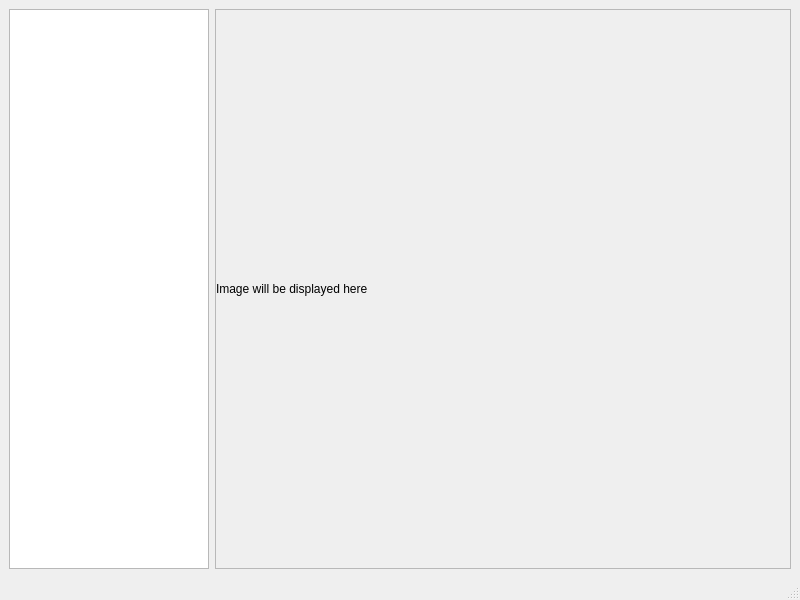
Above: slide_analysis/UI/main_layout.ui from Vozf/full-slide-image-analysis before the change. Below: the same form after it.
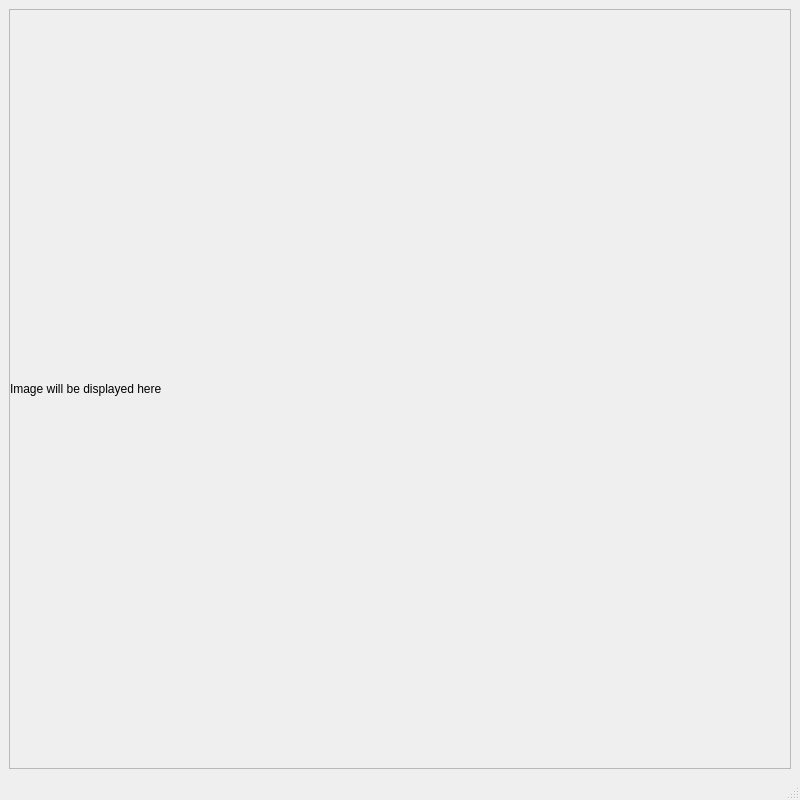
That is the form after the change.

Commit message: added top n UI representation. Minor Ui fixes

```diff
--- a/slide_analysis/UI/main_layout.ui
+++ b/slide_analysis/UI/main_layout.ui
@@ -7,7 +7,7 @@
     <x>0</x>
     <y>0</y>
     <width>800</width>
-    <height>600</height>
+    <height>800</height>
    </rect>
   </property>
   <property name="windowTitle">
@@ -28,8 +28,8 @@
         <rect>
          <x>0</x>
          <y>0</y>
-         <width>574</width>
-         <height>536</height>
+         <width>772</width>
+         <height>736</height>
         </rect>
        </property>
        <layout class="QVBoxLayout" name="verticalLayout">
@@ -66,14 +66,11 @@
      </widget>
     </item>
     <item row="0" column="0">
-     <widget class="QListView" name="listView">
-      <property name="maximumSize">
-       <size>
-        <width>200</width>
-        <height>16777215</height>
-       </size>
+     <layout class="QVBoxLayout" name="imageVerticalLayout">
+      <property name="topMargin">
+       <number>0</number>
       </property>
-     </widget>
+     </layout>
     </item>
    </layout>
   </widget>
```
The commit also changes 3 other files.
